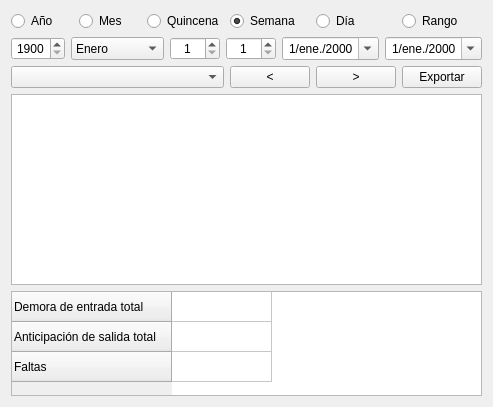
enchiladaSuiza/AsistenciaFototeca, file historial.ui: the form before one commit.
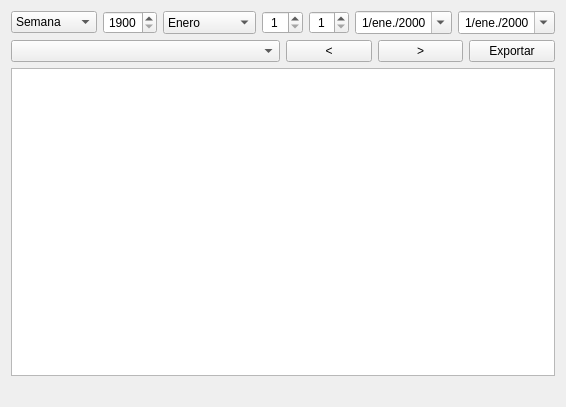
The form after the commit.

Commit message: Simplificación de historial

Diff of the .ui file:
```diff
--- a/historial.ui
+++ b/historial.ui
@@ -6,7 +6,7 @@
    <rect>
     <x>0</x>
     <y>0</y>
-    <width>493</width>
+    <width>566</width>
     <height>407</height>
    </rect>
   </property>
@@ -14,107 +14,14 @@
    <string>Form</string>
   </property>
   <layout class="QGridLayout" name="gridLayout">
-   <item row="0" column="1">
-    <widget class="QRadioButton" name="monthSelect">
+   <item row="2" column="4">
+    <widget class="QPushButton" name="cboxAdelanteButton">
      <property name="text">
-      <string>Mes</string>
+      <string>&gt;</string>
      </property>
-     <property name="checked">
-      <bool>false</bool>
-     </property>
-     <attribute name="buttonGroup">
-      <string notr="true">buttonGroup</string>
-     </attribute>
     </widget>
    </item>
-   <item row="5" column="0" colspan="6">
-    <widget class="QTableWidget" name="tablaTotales">
-     <property name="sizePolicy">
-      <sizepolicy hsizetype="Expanding" vsizetype="Maximum">
-       <horstretch>0</horstretch>
-       <verstretch>0</verstretch>
-      </sizepolicy>
-     </property>
-     <property name="minimumSize">
-      <size>
-       <width>0</width>
-       <height>0</height>
-      </size>
-     </property>
-     <property name="sizeAdjustPolicy">
-      <enum>QAbstractScrollArea::AdjustToContentsOnFirstShow</enum>
-     </property>
-     <property name="columnCount">
-      <number>1</number>
-     </property>
-     <attribute name="horizontalHeaderVisible">
-      <bool>false</bool>
-     </attribute>
-     <row>
-      <property name="text">
-       <string>Demora de entrada total</string>
-      </property>
-     </row>
-     <row>
-      <property name="text">
-       <string>Anticipación de salida total</string>
-      </property>
-     </row>
-     <row>
-      <property name="text">
-       <string>Faltas</string>
-      </property>
-     </row>
-     <column/>
-    </widget>
-   </item>
-   <item row="0" column="4">
-    <widget class="QRadioButton" name="daySelect">
-     <property name="text">
-      <string>Día</string>
-     </property>
-     <property name="checked">
-      <bool>false</bool>
-     </property>
-     <attribute name="buttonGroup">
-      <string notr="true">buttonGroup</string>
-     </attribute>
-    </widget>
-   </item>
-   <item row="0" column="3">
-    <widget class="QRadioButton" name="weekSelect">
-     <property name="text">
-      <string>Semana</string>
-     </property>
-     <property name="checked">
-      <bool>true</bool>
-     </property>
-     <attribute name="buttonGroup">
-      <string notr="true">buttonGroup</string>
-     </attribute>
-    </widget>
-   </item>
-   <item row="0" column="0">
-    <widget class="QRadioButton" name="yearSelect">
-     <property name="text">
-      <string>Año</string>
-     </property>
-     <attribute name="buttonGroup">
-      <string notr="true">buttonGroup</string>
-     </attribute>
-    </widget>
-   </item>
-   <item row="0" column="5">
-    <widget class="QRadioButton" name="rangeSelect">
-     <property name="text">
-      <string>Rango</string>
-     </property>
-     <attribute name="buttonGroup">
-      <string notr="true">buttonGroup</string>
-     </attribute>
-    </widget>
-   </item>
-   <item row="4" column="0" colspan="6">
+   <item row="3" column="0" colspan="6">
     <widget class="QTableWidget" name="tableWidget">
      <property name="sizeAdjustPolicy">
       <enum>QAbstractScrollArea::AdjustIgnored</enum>
@@ -139,41 +46,7 @@
      </attribute>
     </widget>
    </item>
-   <item row="0" column="2">
-    <widget class="QRadioButton" name="fortnightSelect">
-     <property name="text">
-      <string>Quincena</string>
-     </property>
-     <attribute name="buttonGroup">
-      <string notr="true">buttonGroup</string>
-     </attribute>
-    </widget>
-   </item>
-   <item row="3" column="3">
-    <widget class="QPushButton" name="cboxAtrasButton">
-     <property name="text">
-      <string>&lt;</string>
-     </property>
-    </widget>
-   </item>
-   <item row="3" column="4">
-    <widget class="QPushButton" name="cboxAdelanteButton">
-     <property name="text">
-      <string>&gt;</string>
-     </property>
-    </widget>
-   </item>
-   <item row="3" column="5">
-    <widget class="QPushButton" name="exportarButton">
-     <property name="text">
-      <string>Exportar</string>
-     </property>
-    </widget>
-   </item>
-   <item row="3" column="0" colspan="3">
-    <widget class="QComboBox" name="empleadosCbox"/>
-   </item>
-   <item row="2" column="0" colspan="6">
+   <item row="1" column="1" colspan="5">
     <layout class="QHBoxLayout" name="horizontalLayout">
      <property name="bottomMargin">
       <number>0</number>
@@ -366,6 +239,97 @@
      </item>
     </layout>
    </item>
+   <item row="2" column="0" colspan="3">
+    <widget class="QComboBox" name="empleadosCbox"/>
+   </item>
+   <item row="2" column="5">
+    <widget class="QPushButton" name="exportarButton">
+     <property name="text">
+      <string>Exportar</string>
+     </property>
+    </widget>
+   </item>
+   <item row="1" column="0">
+    <widget class="QComboBox" name="cboxPeriodo">
+     <property name="currentIndex">
+      <number>3</number>
+     </property>
+     <item>
+      <property name="text">
+       <string>Año</string>
+      </property>
+     </item>
+     <item>
+      <property name="text">
+       <string>Mes</string>
+      </property>
+     </item>
+     <item>
+      <property name="text">
+       <string>Quincena</string>
+      </property>
+     </item>
+     <item>
+      <property name="text">
+       <string>Semana</string>
+      </property>
+     </item>
+     <item>
+      <property name="text">
+       <string>Día</string>
+      </property>
+     </item>
+     <item>
+      <property name="text">
+       <string>Rango</string>
+      </property>
+     </item>
+    </widget>
+   </item>
+   <item row="2" column="3">
+    <widget class="QPushButton" name="cboxAtrasButton">
+     <property name="text">
+      <string>&lt;</string>
+     </property>
+    </widget>
+   </item>
+   <item row="4" column="0" colspan="6">
+    <layout class="QHBoxLayout" name="totalesLayout">
+     <property name="bottomMargin">
+      <number>0</number>
+     </property>
+     <item>
+      <widget class="QLabel" name="demoraLabel">
+       <property name="text">
+        <string/>
+       </property>
+       <property name="alignment">
+        <set>Qt::AlignCenter</set>
+       </property>
+      </widget>
+     </item>
+     <item>
+      <widget class="QLabel" name="antelacionLabel">
+       <property name="text">
+        <string/>
+       </property>
+       <property name="alignment">
+        <set>Qt::AlignCenter</set>
+       </property>
+      </widget>
+     </item>
+     <item>
+      <widget class="QLabel" name="faltasLabel">
+       <property name="text">
+        <string/>
+       </property>
+       <property name="alignment">
+        <set>Qt::AlignCenter</set>
+       </property>
+      </widget>
+     </item>
+    </layout>
+   </item>
   </layout>
  </widget>
  <tabstops>
```
Left out of the diff: 5 changed lines with no effect on the pictures. The commit also changes 10 other files.
